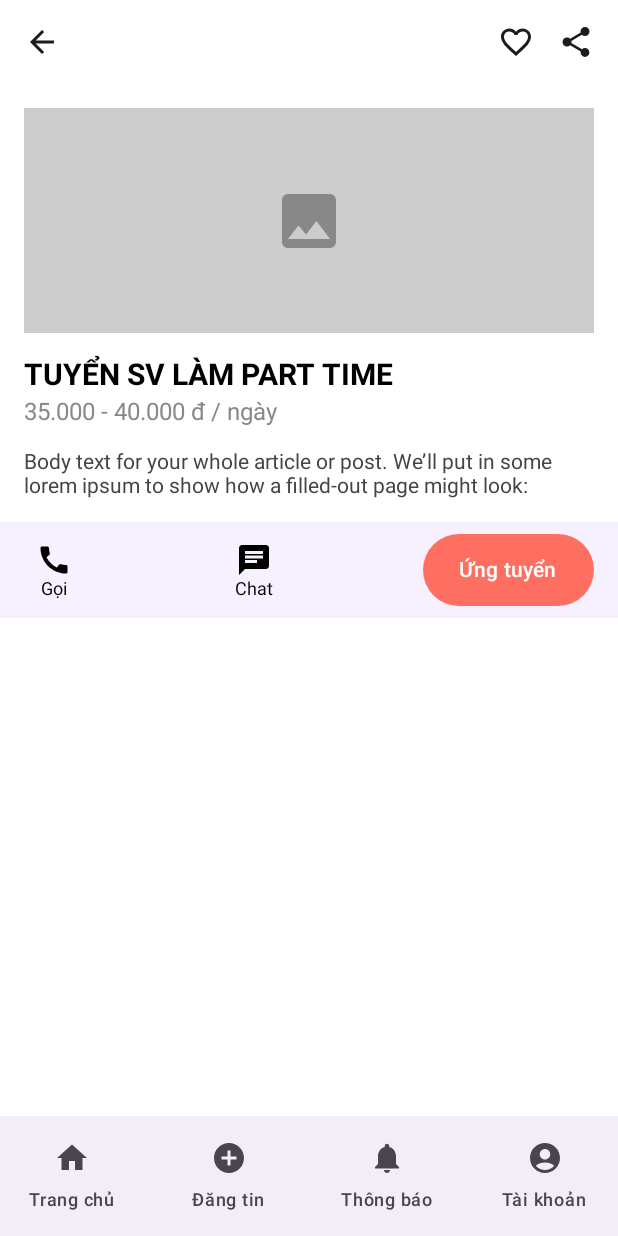
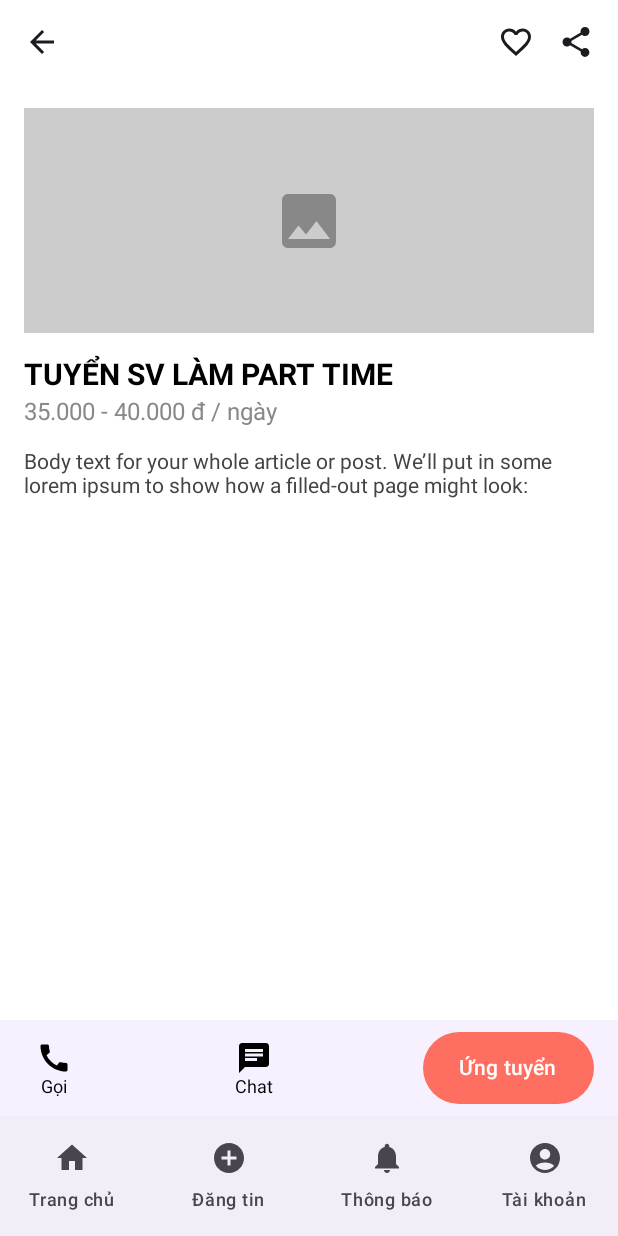
Before and after one commit to ThanhHienIT2004/Job-Search-Application, an Android app built with Jetpack Compose: the JobDetailScreen screen opened through its navigation route, on a phone screen of 412 x 824 dp. Run offline under Robolectric (Android 15) with nearby library versions, the phone set to English and light mode, and no system bars.

Commit message:
thêm chi tiết job

```diff
--- a/app/src/main/java/com/mobile/jobsearchapplication/ui/screens/JobDetailScreen.kt
+++ b/app/src/main/java/com/mobile/jobsearchapplication/ui/screens/JobDetailScreen.kt
@@ -23,22 +23,101 @@ import androidx.compose.ui.unit.sp
 import androidx.navigation.NavHostController
 
 @Composable
-fun JobDetailScreen(navController: NavHostController ) {
-    Column(
+fun JobDetailScreen(navController: NavHostController) {
+    Box(
         modifier = Modifier
             .fillMaxSize()
             .background(Color.White)
     ) {
-        // Thanh điều hướng trên cùng
-        TopBar()
+        Column(
+            modifier = Modifier
+                .fillMaxSize()
+                .padding(bottom = 64.dp) // Tạo khoảng trống cho thanh bar bên dưới
+        ) {
+            // Thanh điều hướng trên cùng
+            TopBar()
 
-        // Nội dung chi tiết công việc
-        JobDetailContent()
+            // Nội dung chi tiết công việc
+            JobDetailContent()
+        }
 
         // Thanh hành động phía dưới
-        BottomActionBar()
+        BottomActionBar(
+            modifier = Modifier
+                .align(Alignment.BottomCenter) // Căn thanh bar xuống dưới cùng
+        )
     }
 }
+
+@Composable
+fun BottomActionBar(modifier: Modifier = Modifier) {
+    Row(
+        modifier = modifier
+            .fillMaxWidth()
+            .height(64.dp)
+            .background(Color(0xFFF6F0FF)) // Màu nền nhạt
+            .padding(horizontal = 16.dp, vertical = 8.dp),
+        verticalAlignment = Alignment.CenterVertically,
+        horizontalArrangement = Arrangement.SpaceBetween
+    ) {
+        // Nút gọi
+        Column(
+            horizontalAlignment = Alignment.CenterHorizontally,
+            modifier = Modifier
+                .clickable { /* TODO: Xử lý gọi */ }
+                .padding(horizontal = 8.dp)
+        ) {
+            Icon(
+                imageVector = Icons.Default.Call,
+                contentDescription = "Gọi",
+                tint = Color.Black,
+                modifier = Modifier.size(24.dp)
+            )
+            Text(
+                text = "Gọi",
+                fontSize = 12.sp,
+                color = Color.Black
+            )
+        }
+
+        // Nút chat
+        Column(
+            horizontalAlignment = Alignment.CenterHorizontally,
+            modifier = Modifier
+                .clickable { /* TODO: Xử lý chat */ }
+                .padding(horizontal = 8.dp)
+        ) {
+            Icon(
+                imageVector = Icons.Default.Chat,
+                contentDescription = "Chat",
+                tint = Color.Black,
+                modifier = Modifier.size(24.dp)
+            )
+            Text(
+                text = "Chat",
+                fontSize = 12.sp,
+                color = Color.Black
+            )
+        }
+
+        // Nút ứng tuyển
+        Button(
+            onClick = { /* TODO: Xử lý ứng tuyển */ },
+            colors = ButtonDefaults.buttonColors(
+                containerColor = Color(0xFFFF6F61) // Màu cam đỏ
+            ),
+            shape = RoundedCornerShape(50),
+            modifier = Modifier.height(48.dp)
+        ) {
+            Text(
+                text = "Ứng tuyển",
+                color = Color.White,
+                fontSize = 14.sp
+            )
+        }
+    }
+}
+
 
 @Composable
 fun TopBar() {
--- a/app/src/main/java/com/mobile/jobsearchapplication/ui/screens/MainScreen.kt
+++ b/app/src/main/java/com/mobile/jobsearchapplication/ui/screens/MainScreen.kt
@@ -21,11 +21,7 @@ fun MainScreen() {
         ) {
             composable(Screen.Home.route) { HomeScreen(navController) }
             composable(Screen.PostJob.route) { PostScreen() }
-<<<<<<< Updated upstream
             composable(Screen.Notifications.route) { NotificationsScreen(navController) }
-=======
-            composable(Screen.Notifications.route) { NotificationsScreen() }
->>>>>>> Stashed changes
             composable(Screen.Account.route) { UserScreen(navController) }
             composable("detail_user_screen") { DetailUserScreen(navController) }
             composable("login_register") { LoginRegisterScreen(navController) }
```
